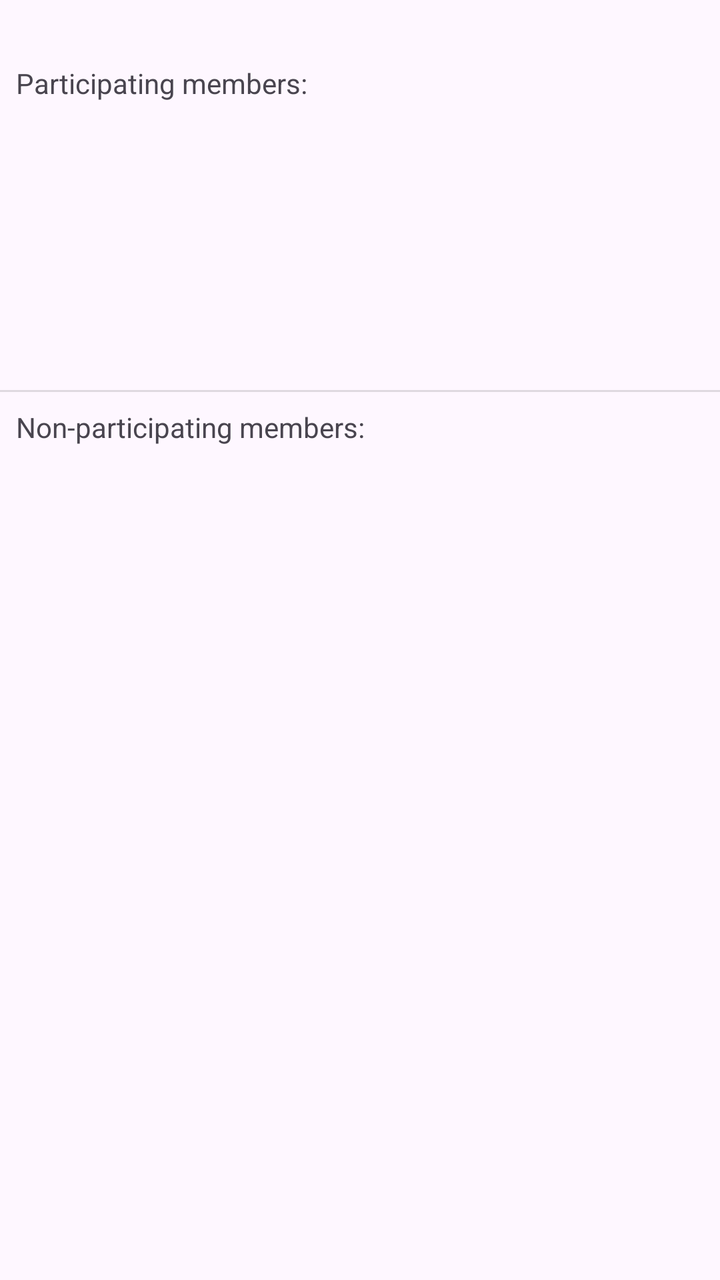
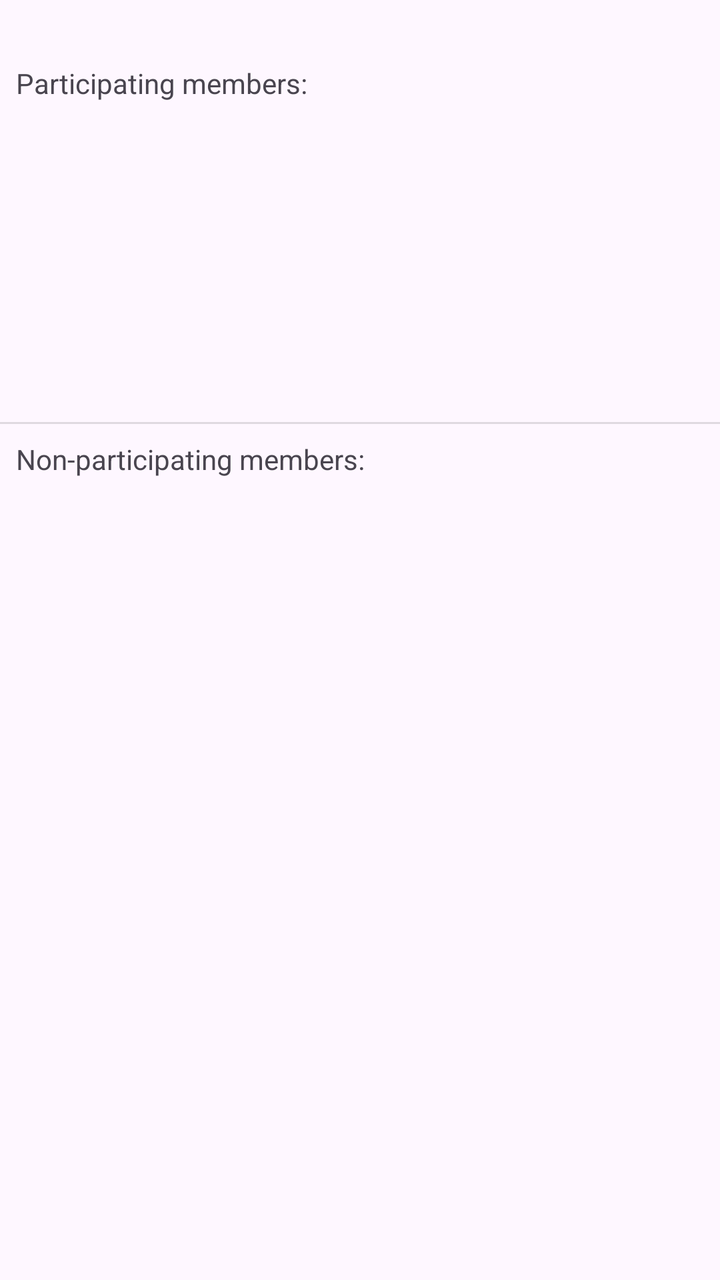

Before-and-after screenshots of an Android layout around one commit, followed by the original layout XML and the change that was made.
<!-- AndroidManifest.xml: application theme Theme.Matchmaking2v2 -->
<!-- res/layout/activity_add_players.xml -->
<?xml version="1.0" encoding="utf-8"?>
<androidx.constraintlayout.widget.ConstraintLayout xmlns:android="http://schemas.android.com/apk/res/android"
    xmlns:app="http://schemas.android.com/apk/res-auto"
    xmlns:tools="http://schemas.android.com/tools"
    android:id="@+id/main"
    android:layout_width="match_parent"
    android:layout_height="match_parent"
    tools:context=".AddPlayersActivity">

    <TextView
        android:id="@+id/tv_participants"
        android:layout_width="wrap_content"
        android:layout_height="wrap_content"
        android:layout_marginStart="8dp"
        android:layout_marginTop="32dp"
        android:text="Participating members:"
        app:layout_constraintStart_toStartOf="parent"
        app:layout_constraintTop_toTopOf="parent" />

    <TextView
        android:id="@+id/tv_nonparticipants"
        android:layout_width="wrap_content"
        android:layout_height="wrap_content"
        android:layout_marginStart="8dp"
        android:layout_marginTop="8dp"
        android:text="Non-participating members:"
        app:layout_constraintStart_toStartOf="parent"
        app:layout_constraintTop_toBottomOf="@+id/divider" />


    <androidx.recyclerview.widget.RecyclerView
        android:id="@+id/rv_participants"
        android:layout_marginTop="8dp"
        android:layout_width="0dp"
        android:layout_height="0dp"
        app:layout_constraintHeight_default="percent"
        app:layout_constraintHeight_percent="0.2"
        app:layout_constraintEnd_toEndOf="parent"
        app:layout_constraintStart_toStartOf="parent"
        app:layout_constraintTop_toBottomOf="@+id/tv_participants">
    </androidx.recyclerview.widget.RecyclerView>

    <androidx.recyclerview.widget.RecyclerView
        android:id="@+id/rv_members"
        android:layout_width="0dp"
        android:layout_height="0dp"
        android:layout_marginTop="8dp"
        app:layout_constraintBottom_toBottomOf="parent"
        app:layout_constraintEnd_toEndOf="parent"
        app:layout_constraintHorizontal_bias="0.0"
        app:layout_constraintStart_toStartOf="parent"
        app:layout_constraintTop_toBottomOf="@+id/tv_nonparticipants"
        app:layout_constraintVertical_bias="1.0" />


    <View
        android:id="@+id/divider"
        android:layout_width="409dp"
        android:layout_height="1dp"
        android:layout_marginTop="8dp"
        android:background="?android:attr/listDivider"
        app:layout_constraintEnd_toEndOf="parent"
        app:layout_constraintStart_toStartOf="parent"
        app:layout_constraintTop_toBottomOf="@+id/rv_participants" />

</androidx.constraintlayout.widget.ConstraintLayout>
<!-- resources referenced by this layout -->
<resources>
  <style name="Theme.Matchmaking2v2" parent="Base.Theme.Matchmaking2v2" />
  <style name="Base.Theme.Matchmaking2v2" parent="Theme.Material3.DayNight"> 
          
          <item name="colorPrimary">@color/my_light_primary</item>
      </style>
  <color name="my_light_primary">#FF000000</color>
</resources>

<!-- the commit's change to res/layout/activity_add_players.xml (unified diff, before → after) -->
@@ -30,15 +30,14 @@
 
     <androidx.recyclerview.widget.RecyclerView
         android:id="@+id/rv_participants"
-        android:layout_marginTop="8dp"
         android:layout_width="0dp"
         android:layout_height="0dp"
+        android:layout_marginTop="8dp"
+        app:layout_constraintEnd_toEndOf="parent"
         app:layout_constraintHeight_default="percent"
-        app:layout_constraintHeight_percent="0.2"
-        app:layout_constraintEnd_toEndOf="parent"
+        app:layout_constraintHeight_percent="0.225"
         app:layout_constraintStart_toStartOf="parent"
-        app:layout_constraintTop_toBottomOf="@+id/tv_participants">
-    </androidx.recyclerview.widget.RecyclerView>
+        app:layout_constraintTop_toBottomOf="@+id/tv_participants"></androidx.recyclerview.widget.RecyclerView>
 
     <androidx.recyclerview.widget.RecyclerView
         android:id="@+id/rv_members"
